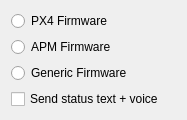
First picture: the form in src/ui/MockLinkConfiguration.ui, repository mavlink/qgroundcontrol, before the edit.
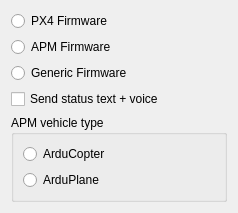
Second picture: the form after the edit.

Diff of the .ui file:
```diff
--- a/src/ui/MockLinkConfiguration.ui
+++ b/src/ui/MockLinkConfiguration.ui
@@ -6,8 +6,8 @@
    <rect>
     <x>0</x>
     <y>0</y>
-    <width>187</width>
-    <height>116</height>
+    <width>238</width>
+    <height>188</height>
    </rect>
   </property>
   <property name="windowTitle">
@@ -42,6 +42,29 @@
      </property>
     </widget>
    </item>
+   <item>
+    <widget class="QGroupBox" name="groupBox">
+     <property name="title">
+      <string>APM vehicle type</string>
+     </property>
+     <layout class="QVBoxLayout" name="verticalLayout">
+      <item>
+       <widget class="QRadioButton" name="apmArduCopterRadio">
+        <property name="text">
+         <string>ArduCopter</string>
+        </property>
+       </widget>
+      </item>
+      <item>
+       <widget class="QRadioButton" name="apmArduPlaneRadio">
+        <property name="text">
+         <string>ArduPlane</string>
+        </property>
+       </widget>
+      </item>
+     </layout>
+    </widget>
+   </item>
   </layout>
  </widget>
  <resources/>
```
